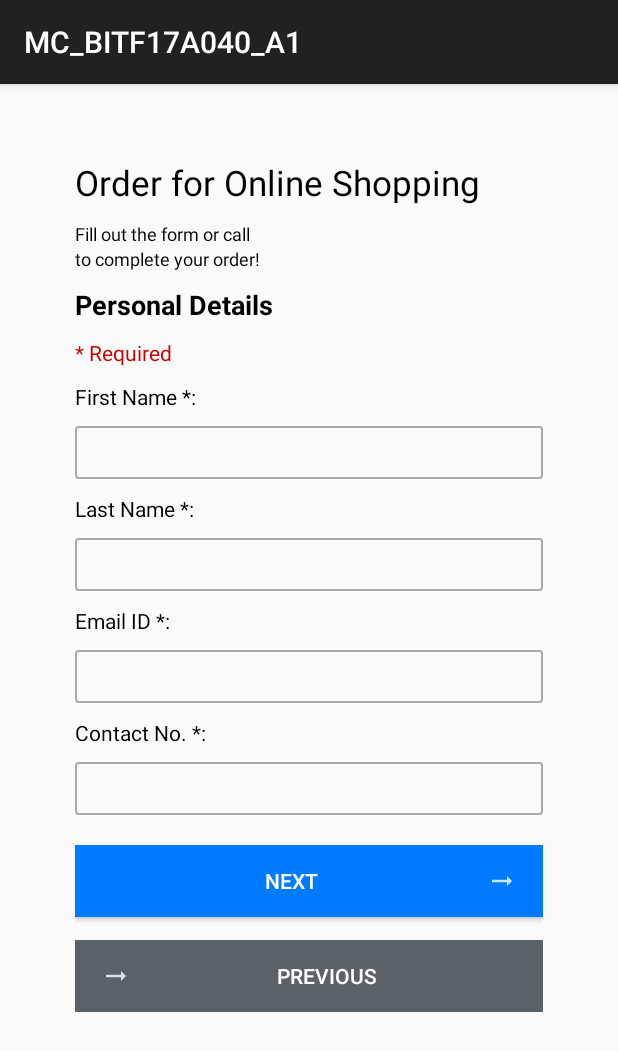
After one commit to sohaibsalman/shopping-app, an Android app: the PersonalInfoActivity screen opened directly, with no data from a screen before it, on a phone screen of 412 x 824 dp. The commit adds this screen. Shown: the top 1051 px of the screen. Run offline under Robolectric (Android 15) with nearby library versions, the phone set to English and light mode, and no system bars.

Commit message:
Complete Personal Info UI

```diff
--- a/app/src/main/AndroidManifest.xml
+++ b/app/src/main/AndroidManifest.xml
@@ -9,14 +9,15 @@
         android:roundIcon="@mipmap/ic_launcher_round"
         android:supportsRtl="true"
         android:theme="@style/AppTheme">
+        <activity android:name=".CompnayInfoActivity"></activity>
+        <activity android:name=".PersonalInfoActivity" />
         <activity
             android:name=".HomeActivity"
-            android:theme="@style/AppTheme" >
-        </activity>
+            android:theme="@style/AppTheme" />
         <activity
             android:name=".MainActivity"
-            android:theme="@style/AppTheme" >
-        <intent-filter>
+            android:theme="@style/AppTheme">
+            <intent-filter>
                 <action android:name="android.intent.action.MAIN" />
 
                 <category android:name="android.intent.category.LAUNCHER" />
--- /dev/null
+++ b/app/src/main/java/com/example/mc_bitf17a040_a1/CompnayInfoActivity.java
@@ -0,0 +1,14 @@
+package com.example.mc_bitf17a040_a1;
+
+import androidx.appcompat.app.AppCompatActivity;
+
+import android.os.Bundle;
+
+public class CompnayInfoActivity extends AppCompatActivity {
+
+    @Override
+    protected void onCreate(Bundle savedInstanceState) {
+        super.onCreate(savedInstanceState);
+        setContentView(R.layout.activity_compnay_info);
+    }
+}
--- /dev/null
+++ b/app/src/main/java/com/example/mc_bitf17a040_a1/PersonalInfoActivity.java
@@ -0,0 +1,14 @@
+package com.example.mc_bitf17a040_a1;
+
+import androidx.appcompat.app.AppCompatActivity;
+
+import android.os.Bundle;
+
+public class PersonalInfoActivity extends AppCompatActivity {
+
+    @Override
+    protected void onCreate(Bundle savedInstanceState) {
+        super.onCreate(savedInstanceState);
+        setContentView(R.layout.activity_personal_info);
+    }
+}
--- /dev/null
+++ b/app/src/main/res/drawable/texbox_border.xml
@@ -0,0 +1,10 @@
+<?xml version="1.0" encoding="utf-8"?>
+<shape xmlns:android="http://schemas.android.com/apk/res/android">
+    <corners
+        android:bottomRightRadius="2dp"
+        android:bottomLeftRadius="2dp"
+        android:topLeftRadius="2dp"
+        android:topRightRadius="2dp"/>
+
+    <stroke android:width="1dp" android:color="@android:color/darker_gray"/>
+</shape>
--- /dev/null
+++ b/app/src/main/res/layout/activity_compnay_info.xml
@@ -0,0 +1,9 @@
+<?xml version="1.0" encoding="utf-8"?>
+<androidx.constraintlayout.widget.ConstraintLayout xmlns:android="http://schemas.android.com/apk/res/android"
+    xmlns:app="http://schemas.android.com/apk/res-auto"
+    xmlns:tools="http://schemas.android.com/tools"
+    android:layout_width="match_parent"
+    android:layout_height="match_parent"
+    tools:context=".CompnayInfoActivity">
+
+</androidx.constraintlayout.widget.ConstraintLayout>
--- /dev/null
+++ b/app/src/main/res/layout/activity_personal_info.xml
@@ -0,0 +1,90 @@
+<?xml version="1.0" encoding="utf-8"?>
+
+<LinearLayout
+    xmlns:android="http://schemas.android.com/apk/res/android"
+    android:layout_height="match_parent"
+    android:layout_width="match_parent">
+
+    <ScrollView
+        android:layout_width="match_parent"
+        android:layout_height="match_parent">
+
+        <LinearLayout
+            android:layout_width="match_parent"
+            android:layout_height="wrap_content"
+            android:layout_margin="50dp"
+            android:orientation="vertical">
+
+            <TextView
+                style="@style/heading_h2"
+                android:text="@string/main_heading" />
+
+            <TextView
+                style="@style/heading_sub"
+                android:layout_marginTop="10dp"
+                android:text="@string/sub_info" />
+
+            <TextView
+                style="@style/heading_sub"
+                android:text="to complete your order!" />
+
+            <TextView
+                style="@style/heading_4_bold"
+                android:text="Personal Details" />
+
+            <TextView
+                style="@style/required"
+                android:text="* Required" />
+
+            <TextView
+                style="@style/label"
+                android:text="First Name *:" />
+
+            <EditText
+                style="@style/textbox"
+                android:id="@+id/txtFirstName"
+                android:inputType="textPersonName"
+                android:background="@drawable/texbox_border" />
+            <TextView
+                style="@style/label"
+                android:text="Last Name *:" />
+
+            <EditText
+                style="@style/textbox"
+                android:id="@+id/txtLastName"
+                android:inputType="textPersonName"
+                android:background="@drawable/texbox_border" />
+            <TextView
+                style="@style/label"
+                android:text="Email ID *:" />
+
+            <EditText
+                style="@style/textbox"
+                android:id="@+id/txtEmail"
+                android:inputType="textPersonName"
+                android:background="@drawable/texbox_border" />
+            <TextView
+                style="@style/label"
+                android:text="Contact No. *:" />
+
+            <EditText
+                style="@style/textbox"
+                android:id="@+id/txtContact"
+                android:inputType="textPersonName"
+                android:background="@drawable/texbox_border" />
+
+            <Button
+                style="@style/button_next"
+                android:layout_marginTop="20dp"
+                android:text="@string/button_next"/>
+
+            <Button
+                style="@style/button_prev"
+                android:layout_marginTop="15dp"
+                android:text="@string/button_prev"/>
+
+        </LinearLayout>
+
+    </ScrollView>
+
+</LinearLayout>
--- a/app/src/main/res/values/styles.xml
+++ b/app/src/main/res/values/styles.xml
@@ -38,9 +38,17 @@
     </style>
 
     <style name="button_next">
-        <item name="android:background">@color/colorPrimaryDark</item>
+        <item name="android:background">#007bff</item>
         <item name="android:drawableRight">@drawable/ic_arrow_right</item>
         <item name="android:textColor">@android:color/background_light</item>
+        <item name="android:paddingHorizontal">15dp</item>
+    </style>
+
+    <style name="button_prev">
+        <item name="android:background">#5a6268</item>
+        <item name="android:drawableLeft">@drawable/ic_arrow_right</item>
+        <item name="android:textColor">@android:color/background_light</item>
+        <item name="android:paddingHorizontal">15dp</item>
     </style>
 
     <style name="button_img">
@@ -54,4 +62,23 @@
         <item name="android:background">@drawable/border</item>
     </style>
 
+    <style name="required">
+        <item name="android:textSize">14dp</item>
+        <item name="android:layout_width">fill_parent</item>
+        <item name="android:layout_height">wrap_content</item>
+        <item name="android:textColor">@android:color/holo_red_dark</item>
+    </style>
+
+    <style name="label">
+        <item name="android:layout_width">fill_parent</item>
+        <item name="android:layout_height">wrap_content</item>
+        <item name="android:layout_marginVertical">10dp</item>
+    </style>
+
+    <style name="textbox">
+        <item name="android:layout_width">fill_parent</item>
+        <item name="android:layout_height">wrap_content</item>
+        <item name="android:padding">5dp</item>
+    </style>
+
 </resources>
```
